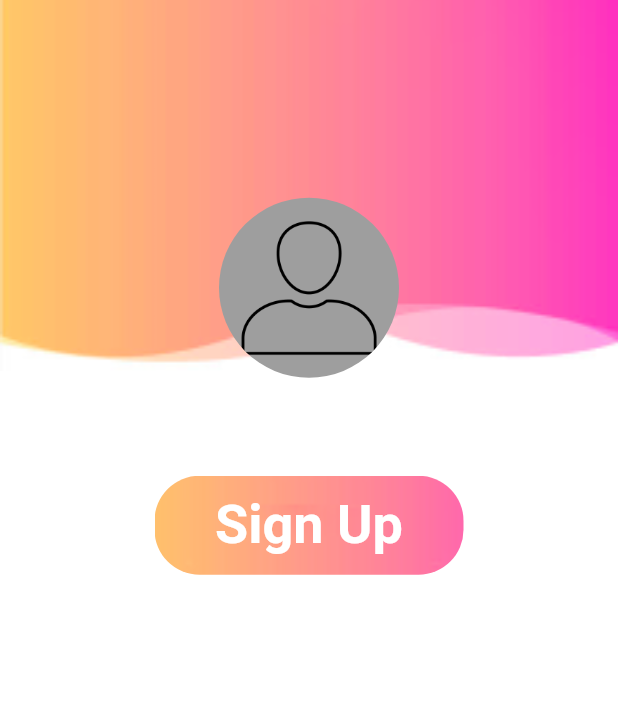
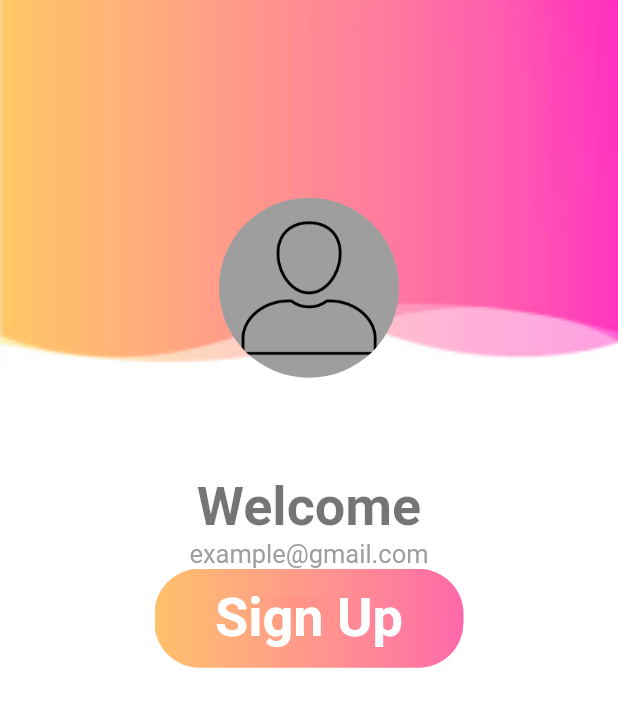
Before and after one commit to tarzann419/flutter_firebase, a Flutter app: the screen it shows after launch, on a phone screen of 412 x 824 dp. Shown: the top 707 px of the screen. Run offline on Flutter 3.47's test engine with Material 2 defaults, Android fonts, the phone set to English and light mode, and no system bars.

Commit message:
welcome -commit

```diff
--- a/lib/welcome_page.dart
+++ b/lib/welcome_page.dart
@@ -42,7 +42,21 @@ class WelcomePage extends StatelessWidget {
             ),
           ),
           SizedBox(height: 70,),
-
+          Text(
+            "Welcome",
+            style: TextStyle(
+              fontSize: 36,
+              fontWeight: FontWeight.bold,
+              color: Colors.black54,
+            ),
+          ),
+          Text(
+            "example@gmail.com",
+            style: TextStyle(
+              fontSize: 17,
+              color: Colors.grey[500],
+            ),
+          ),
           Container(
             width: w*0.5,
             height: h*0.08,
```
